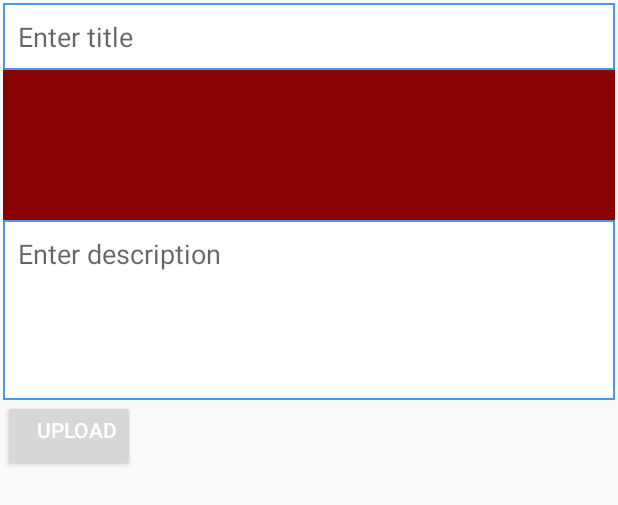
After one commit to lCCristian/ProjectPanda, an Android app: the layout activity_add_post.xml on its own in the app's theme, with its tools: preview values and no code run, on a phone screen of 412 x 824 dp. The commit adds this screen. Shown: the top 505 px of the screen. Run offline under Robolectric (Android 15) with nearby library versions, the phone set to English and light mode, and no system bars.

Commit message:
Publish Post

```diff
--- a/app/src/main/AndroidManifest.xml
+++ b/app/src/main/AndroidManifest.xml
@@ -15,6 +15,7 @@
         android:roundIcon="@drawable/appicon"
         android:supportsRtl="true"
         android:theme="@style/AppTheme">
+        <activity android:name=".AddPostActivity"></activity>
         <activity android:name=".SplashActivity">
             <intent-filter>
                 <action android:name="android.intent.action.MAIN" />
--- a/app/src/main/java/com/example/projectpanda/UsersFragment.java
+++ b/app/src/main/java/com/example/projectpanda/UsersFragment.java
@@ -234,6 +234,9 @@ public class UsersFragment extends Fragment {
         //inflating menu
         inflater.inflate(R.menu.menu_main, menu);
 
+        //hide add icon from this fragment
+        menu.findItem(R.id.action_add).setVisible(false);
+
         //Search view
         MenuItem item = menu.findItem(R.id.action_search);
         final SearchView searchView = (SearchView) MenuItemCompat.getActionView(item);
@@ -297,6 +300,9 @@ public class UsersFragment extends Fragment {
         }else if (id == R.id.action_live){
             Intent openLive = new Intent(getActivity(),LiveActivity.class);
             startActivity(openLive);
+        }else if (id == R.id.action_add){
+            Intent openPost = new Intent(getActivity(),AddPostActivity.class);
+            startActivity(openPost);
         }
         return super.onOptionsItemSelected(item);
     }
--- /dev/null
+++ b/app/src/main/res/drawable/editextstyle.xml
@@ -0,0 +1,18 @@
+<?xml version="1.0" encoding="utf-8"?>
+<shape xmlns:android="http://schemas.android.com/apk/res/android"
+    android:thickness="0dp"
+    android:shape="rectangle">
+
+    <stroke android:width="1dp"
+        android:color="#4799E8"/>
+
+    <corners android:radius="0dp"/>
+
+    <gradient
+
+        android:startColor="#fff"
+        android:endColor="#fff"
+        android:type="linear"
+        android:angle="270"/>
+
+</shape>
--- /dev/null
+++ b/app/src/main/res/layout/activity_add_post.xml
@@ -0,0 +1,66 @@
+<?xml version="1.0" encoding="utf-8"?>
+<ScrollView xmlns:android="http://schemas.android.com/apk/res/android"
+    xmlns:app="http://schemas.android.com/apk/res-auto"
+    xmlns:tools="http://schemas.android.com/tools"
+    android:layout_width="match_parent"
+    android:layout_height="match_parent"
+    tools:context=".AddPostActivity">
+
+
+    <LinearLayout
+        android:layout_width="match_parent"
+        android:layout_height="wrap_content"
+        android:layout_margin="2dp"
+        android:orientation="vertical">
+
+
+<!--        Post Title -->
+
+        <EditText
+            android:id="@+id/pTitleET"
+            android:background="@drawable/editextstyle"
+            android:padding="10dp"
+            android:hint="Enter title"
+            android:singleLine="true"
+            android:layout_width="match_parent"
+            android:layout_height="wrap_content"/>
+
+
+<!--        Input post image-->
+
+        <ImageView
+            android:id="@+id/pImageTV"
+            android:background="@color/colorPrimary"
+            android:layout_width="match_parent"
+            android:layout_height="wrap_content"
+            android:minHeight="100dp"/>
+
+<!--            Input post description-->
+
+        <EditText
+            android:id="@+id/pDescriptionET"
+            android:background="@drawable/editextstyle"
+            android:padding="10dp"
+            android:hint="Enter description"
+            android:inputType="textCapSentences|textMultiLine"
+            android:minHeight="120dp"
+            android:gravity="start"
+            android:layout_width="match_parent"
+            android:layout_height="wrap_content"/>
+
+
+
+<!--        Publish post to firebase-->
+        <Button
+            android:id="@+id/pUploadBtn"
+            style="@style/TextAppearance.AppCompat.Widget.Button.Colored"
+            android:text="Upload"
+            android:gravity="end"
+            android:layout_width="wrap_content"
+            android:layout_height="wrap_content"/>
+
+
+    </LinearLayout>
+
+
+</ScrollView>
--- a/app/src/main/res/menu/menu_main.xml
+++ b/app/src/main/res/menu/menu_main.xml
@@ -18,4 +18,8 @@
         android:icon="@drawable/ic_search_img"
         app:showAsAction="always"
         app:actionViewClass="android.widget.SearchView" />
+    <item android:id="@+id/action_add"
+        android:title="Add Post"
+        app:showAsAction="always"
+        android:icon="@drawable/ic_add_white"/>
 </menu>
```
Also changed, not shown: app/src/main/java/com/example/projectpanda/AddPostActivity.java (added, +540 -0 lines), app/src/main/java/com/example/projectpanda/HomeFragment.java (+7 -0 lines), app/src/main/java/com/example/projectpanda/ProfileFragment.java (+9 -1 lines), app/src/main/res/drawable-anydpi/ic_add_white.xml (added, +11 -0 lines), app/src/main/res/drawable-hdpi/ic_add_white.png (added), app/src/main/res/drawable-mdpi/ic_add_white.png (added), app/src/main/res/drawable-xhdpi/ic_add_white.png (added), app/src/main/res/drawable-xxhdpi/ic_add_white.png (added).
